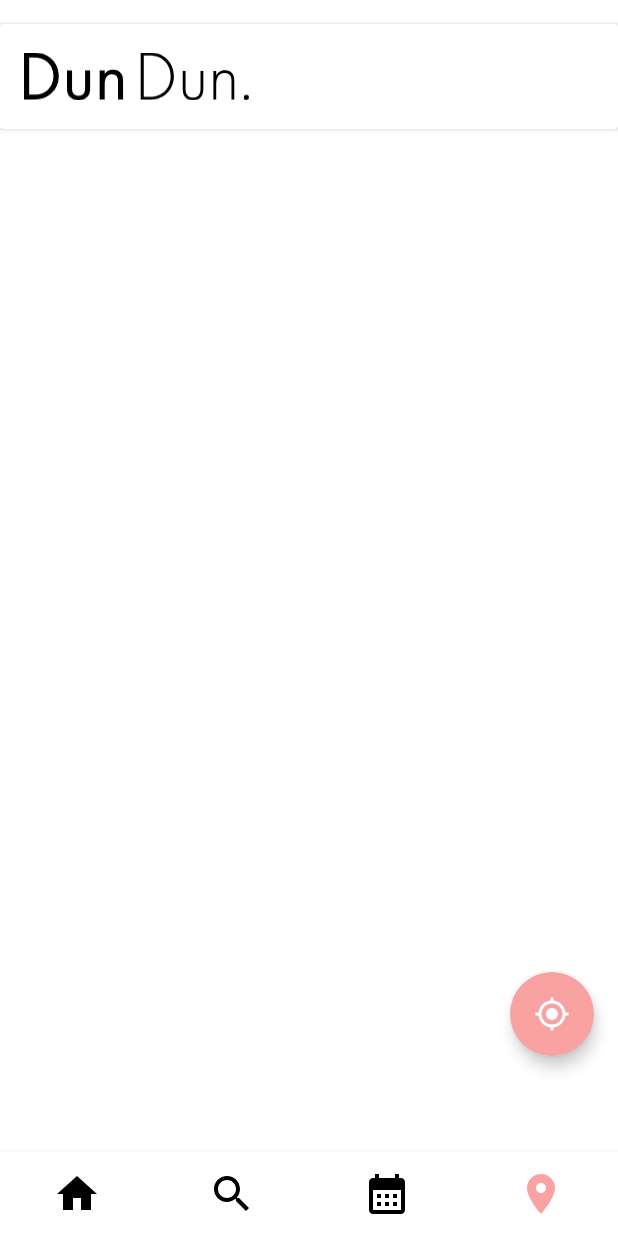
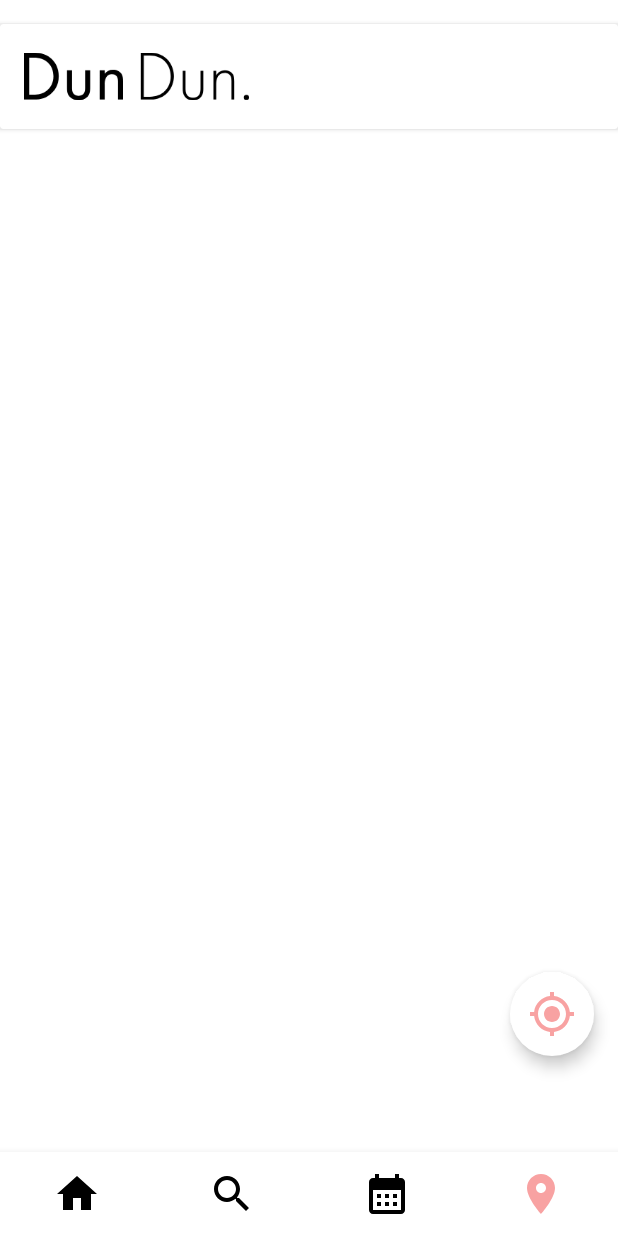
Before and after one commit to JNU-econovation/DUNDUN, an Android app: the MapFragment screen opened through its navigation route, on a phone screen of 412 x 824 dp. Run offline under Robolectric (Android 15) with nearby library versions, the phone set to English and light mode, and no system bars; our stand-ins replace Firebase (no records; nobody signed in at launch, a user with empty details on screens opened directly), navigation-ui; libraries missing offline, so code that uses them is left out: com.firebase.geofire, net.daum.mf; pictures from the network do not load; 10 statements that could not run were skipped.

Commit message:
fix : change color and icon size of GPS button

```diff
--- a/app/src/main/res/layout/fragment_map.xml
+++ b/app/src/main/res/layout/fragment_map.xml
@@ -45,13 +45,14 @@
         android:layout_height="wrap_content"
         android:layout_marginEnd="16dp"
         android:layout_marginBottom="64dp"
-        android:backgroundTint="@color/base_primary_color"
+        android:backgroundTint="@color/white"
+        app:tint="@color/base_primary_color"
         android:translationZ="4dp"
         app:borderWidth="0dp"
         app:layout_constraintBottom_toBottomOf="parent"
         app:layout_constraintRight_toRightOf="parent"
         app:srcCompat="@drawable/ic_location"
-        app:tint="@color/white" />
+        app:maxImageSize="32dp"/>
 
     <LinearLayout
         android:id="@+id/sheet_map_layout"
```
